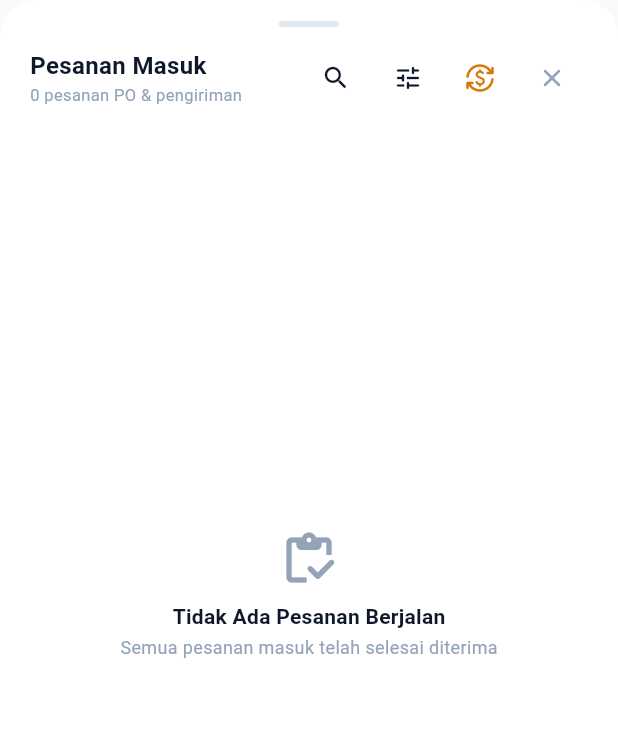
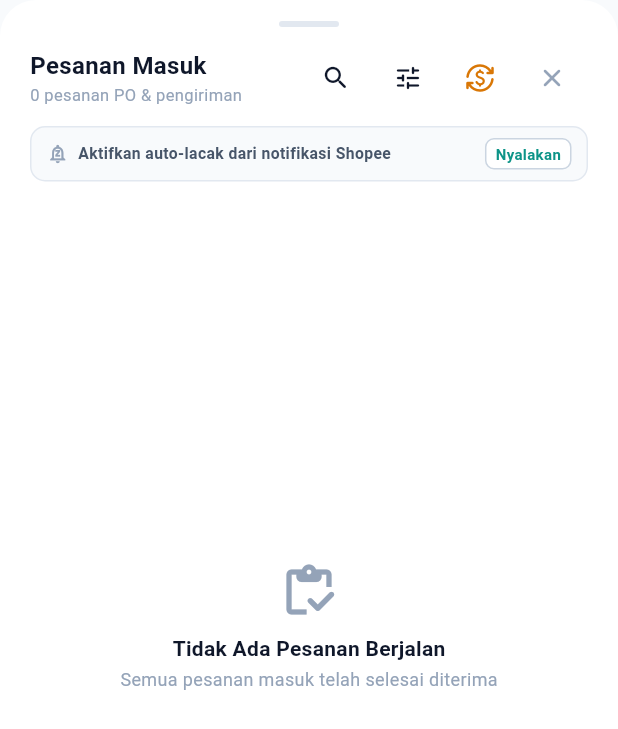
Before and after one commit to Updour/tokona-mobile, a Flutter app: the IncomingOrdersSheet widget shown alone on an empty page, opened directly, on a phone screen of 412 x 824 dp. Shown: the top 729 px of the screen. Run offline on Flutter 3.47's test engine with Material 3 defaults, Android fonts, the phone set to English and light mode, and no system bars; our stand-ins replace flutter_riverpod, image_picker, sqflite; missing offline and left inert: mobile_scanner, postgres; accounts and stored records are empty.

Commit message:
feat(shopee): integrate Android notification listener for automatic delivery and received status tracking

```diff
--- a/lib/features/purchase/presentation/widgets/incoming_orders_sheet.dart
+++ b/lib/features/purchase/presentation/widgets/incoming_orders_sheet.dart
@@ -12,6 +12,7 @@ import 'package:tokona/features/purchase/presentation/widgets/incoming_order_car
 import 'package:tokona/features/purchase/presentation/widgets/incoming_orders_filter_sheet.dart';
 import 'package:tokona/features/purchase/presentation/widgets/input_tracking_number_dialog.dart';
 import 'package:tokona/features/purchase/presentation/widgets/refund_monitor_sheet.dart';
+import 'package:tokona/features/purchase/presentation/widgets/shopee_notification_sync_bar.dart';
 
 class IncomingOrdersSheet extends ConsumerStatefulWidget {
   const IncomingOrdersSheet({super.key});
@@ -242,7 +243,8 @@ class _IncomingOrdersSheetState extends ConsumerState<IncomingOrdersSheet> {
                 ),
               ),
             ],
-            const SizedBox(height: 12),
+            const SizedBox(height: 8),
+            const ShopeeNotificationSyncBar(),
             Expanded(
               child: _isLoading && filtered.isEmpty
                   ? const Center(child: CircularProgressIndicator())
--- /dev/null
+++ b/lib/features/purchase/presentation/widgets/shopee_notification_sync_bar.dart
@@ -0,0 +1,107 @@
+import 'package:flutter/material.dart';
+import 'package:flutter_riverpod/flutter_riverpod.dart';
+import 'package:tokona/core/theme/app_colors.dart';
+import 'package:tokona/features/auth/presentation/controllers/auth_controller.dart';
+import 'package:tokona/features/purchase/data/services/shopee_notification_service.dart';
+
+class ShopeeNotificationSyncBar extends ConsumerStatefulWidget {
+  const ShopeeNotificationSyncBar({super.key});
+
+  @override
+  ConsumerState<ShopeeNotificationSyncBar> createState() => _ShopeeNotificationSyncBarState();
+}
+
+class _ShopeeNotificationSyncBarState extends ConsumerState<ShopeeNotificationSyncBar> {
+  bool _isEnabled = false;
+  bool _isChecking = true;
+
+  @override
+  void initState() {
+    super.initState();
+    _checkPermission();
+  }
+
+  Future<void> _checkPermission() async {
+    final service = ref.read(shopeeNotificationServiceProvider);
+    final enabled = await service.isListenerEnabled();
+    if (mounted) {
+      setState(() {
+        _isEnabled = enabled;
+        _isChecking = false;
+      });
+      if (enabled) {
+        final storeId = ref.read(authProvider).currentStore?.id;
+        if (storeId != null) service.startListening(storeId);
+      }
+    }
+  }
+
+  @override
+  Widget build(BuildContext context) {
+    if (_isChecking) return const SizedBox.shrink();
+
+    return Container(
+      margin: const EdgeInsets.only(bottom: 10),
+      padding: const EdgeInsets.symmetric(horizontal: 10, vertical: 7),
+      decoration: BoxDecoration(
+        color: _isEnabled ? const Color(0xFFFFF7ED) : const Color(0xFFF8FAFC),
+        borderRadius: BorderRadius.circular(10),
+        border: Border.all(
+          color: _isEnabled ? const Color(0xFFFFEDD5) : const Color(0xFFE2E8F0),
+        ),
+      ),
+      child: Row(
+        children: [
+          Icon(
+            _isEnabled ? Icons.notifications_active_outlined : Icons.notifications_paused_outlined,
+            size: 15,
+            color: _isEnabled ? const Color(0xFFEA580C) : AppColors.textMuted,
+          ),
+          const SizedBox(width: 6),
+          Expanded(
+            child: Text(
+              _isEnabled
+                  ? 'Auto-Update Shopee aktif (Membaca notifikasi paket)'
+                  : 'Aktifkan auto-lacak dari notifikasi Shopee',
+              style: TextStyle(
+                fontSize: 10.5,
+                fontWeight: FontWeight.w600,
+                color: _isEnabled ? const Color(0xFF9A3412) : AppColors.textSecondary,
+              ),
+              maxLines: 1,
+              overflow: TextOverflow.ellipsis,
+            ),
+          ),
+          const SizedBox(width: 6),
+          InkWell(
+            onTap: () async {
+              final service = ref.read(shopeeNotificationServiceProvider);
+              await service.openSettings();
+              await Future.delayed(const Duration(seconds: 1));
+              _checkPermission();
+            },
+            borderRadius: BorderRadius.circular(6),
+            child: Container(
+              padding: const EdgeInsets.symmetric(horizontal: 6, vertical: 2.5),
+              decoration: BoxDecoration(
+                color: _isEnabled ? const Color(0xFFEA580C) : AppColors.surface,
+                borderRadius: BorderRadius.circular(6),
+                border: Border.all(
+                  color: _isEnabled ? const Color(0xFFEA580C) : const Color(0xFFCBD5E1),
+                ),
+              ),
+              child: Text(
+                _isEnabled ? 'Aktif' : 'Nyalakan',
+                style: TextStyle(
+                  fontSize: 10,
+                  fontWeight: FontWeight.w700,
+                  color: _isEnabled ? Colors.white : AppColors.primary,
+                ),
+              ),
+            ),
+          ),
+        ],
+      ),
+    );
+  }
+}
```
Also changed, not shown: lib/features/purchase/data/services/shopee_notification_service.dart (added, +143 -0 lines), lib/features/purchase/domain/models/captured_notification_event.dart (added, +67 -0 lines), 3 other files.
